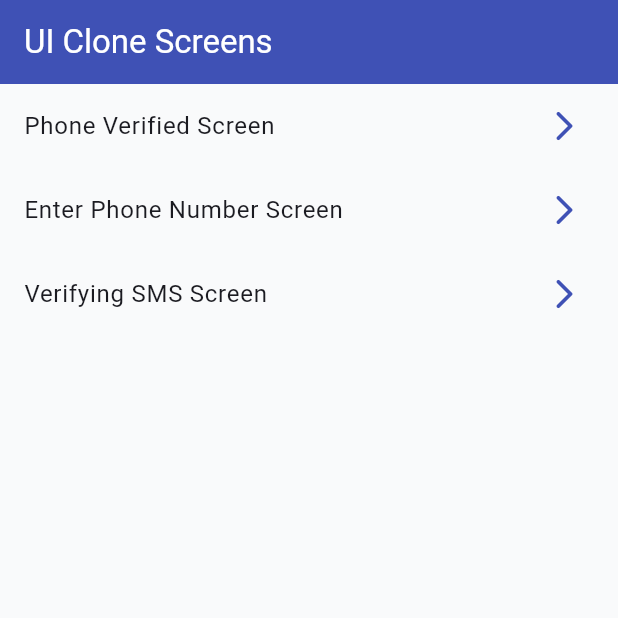
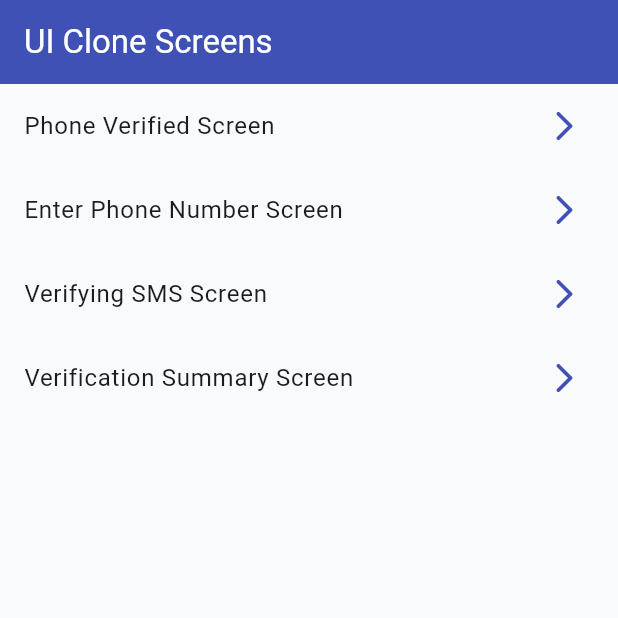
Before and after one commit to Sujin14/famapp_clone, a Flutter app: the screen it shows after launch, on a phone screen of 412 x 824 dp, the top half of it. Run offline on Flutter 3.47's test engine with Material 3 defaults, Android fonts, the phone set to English and light mode, and no system bars; our stand-ins replace go_router.

Commit message:
added screen and widgets for verification summary screen

```diff
--- a/lib/core/theme/app_colors.dart
+++ b/lib/core/theme/app_colors.dart
@@ -1,5 +1,5 @@
 // lib/core/theme/app_colors.dart
-// Updated with colors for SMS verifying screen
+// Updated with colors for verification summary screen
 
 import 'package:flutter/material.dart';
 
@@ -16,7 +16,7 @@ class AppColors {
   static const Color darkBackground = Color(0xFF0D0C1D);
   static const Color orangePrimary = Color(0xFFFFA726);
   static const Color inputBg = Color(0xFF1A1A1A);
-  static const Color termsNormal = Color(0xFF8E8E93);
+  static const Color termsNormal = Color(0xFF8E8A93);
 
   // Custom colors for screens
   static const Color verifiedGradientStart = darkBackground;
@@ -43,7 +43,20 @@ class AppColors {
   static const Color smsGradientStart = darkBackground;
   static const Color smsGradientEnd = black;
   static const Color smsTitleText = white;
-  static const Color purpleGlow = Color(0xFF7B1FA2); // Purple for glow and panels
-  static const Color blueBorder = Color(0xFF3F51B5); // Blue for phone border
-  static const Color qrOrange = Color(0xFFFF9800); // Orange for QR code
+  static const Color purpleGlow = Color(0xFF7B1FA2);
+  static const Color blueBorder = Color(0xFF3F51B5);
+  static const Color qrOrange = Color(0xFFFF9800);
+
+  // Colors for verification summary screen
+  static const Color summaryGradientStart = darkBackground;
+  static const Color summaryGradientEnd = black;
+  static const Color summaryTitleText = white;
+  static const Color checkGreen = Color(0xFF4CAF50);
+  static const Color failRed = Color(0xFFF44336);
+  static const Color summaryText = white;
+  static const Color summarySubText = Color(0xFFBDBDBD);
+  static const Color linkOrange = orangePrimary;
+  static const Color noteBg = Color(0xFF1A1A1A);
+  static const Color noteText = Color(0xFFBDBDBD);
+  static const Color feeIcon = Color(0xFFFF9800);
 }
--- a/lib/routes/app_router.dart
+++ b/lib/routes/app_router.dart
@@ -1,9 +1,13 @@
+// lib/routes/app_router.dart
+// Updated to include page4
+
 import 'package:go_router/go_router.dart';
 import 'package:fam_app/routes/app_routes.dart';
 import 'package:fam_app/screens/home/home_screen.dart';
-import '../screens/page1/page1_screen.dart';
-import '../screens/page2/page2_screen.dart';
-import '../screens/page3/page3_screen.dart';
+import 'package:fam_app/screens/page1/page1_screen.dart';
+import 'package:fam_app/screens/page2/page2_screen.dart';
+import 'package:fam_app/screens/page3/page3_screen.dart';
+import 'package:fam_app/screens/page4/page4_screen.dart';
 
 class AppRouter {
   static final GoRouter router = GoRouter(
@@ -19,14 +23,21 @@ class AppRouter {
         name: AppRoutes.page1,
         builder: (context, state) => const Page1Screen(),
       ),
-
-      GoRoute(path: AppRoutes.page2,
-      name: AppRoutes.page2,
-      builder: (context, state) => const Page2Screen(),),
-
-      GoRoute(path: AppRoutes.page3,
-      name: AppRoutes.page3,
-      builder: (context, state) => const Page3Screen())
-    ]
+      GoRoute(
+        path: AppRoutes.page2,
+        name: AppRoutes.page2,
+        builder: (context, state) => const Page2Screen(),
+      ),
+      GoRoute(
+        path: AppRoutes.page3,
+        name: AppRoutes.page3,
+        builder: (context, state) => const Page3Screen(),
+      ),
+      GoRoute(
+        path: AppRoutes.page4,
+        name: AppRoutes.page4,
+        builder: (context, state) => const Page4Screen(),
+      ),
+    ],
   );
 }
--- a/lib/screens/home/home_screen.dart
+++ b/lib/screens/home/home_screen.dart
@@ -1,9 +1,8 @@
 // lib/screens/home/home_screen.dart
-// Updated to include tile for page3
+// Updated to include tile for page4
 
 import 'package:flutter/material.dart';
 import 'package:fam_app/routes/app_routes.dart';
-
 import 'widgets/home_tile.dart';
 
 class HomeScreen extends StatelessWidget {
@@ -13,6 +12,7 @@ class HomeScreen extends StatelessWidget {
     {'title': 'Phone Verified Screen', 'route': AppRoutes.page1},
     {'title': 'Enter Phone Number Screen', 'route': AppRoutes.page2},
     {'title': 'Verifying SMS Screen', 'route': AppRoutes.page3},
+    {'title': 'Verification Summary Screen', 'route': AppRoutes.page4},
   ];
 
   @override
@@ -23,10 +23,7 @@ class HomeScreen extends StatelessWidget {
         itemCount: screens.length,
         itemBuilder: (context, index) {
           final item = screens[index];
-          return HomeTile(
-            title: item['title']!,
-            routeName: item['route']!,
-          );
+          return HomeTile(title: item['title']!, routeName: item['route']!);
         },
       ),
     );
```
Also changed, not shown: lib/core/theme/app_text_styles.dart (+36 -1 lines), lib/screens/page4/page4_screen.dart (added, +106 -0 lines), lib/screens/page4/widgets/fee_note.dart (added, +59 -0 lines), lib/screens/page4/widgets/retry_button.dart (added, +38 -0 lines), lib/screens/page4/widgets/transaction_link.dart (added, +28 -0 lines), lib/screens/page4/widgets/verification_item.dart (added, +65 -0 lines).
